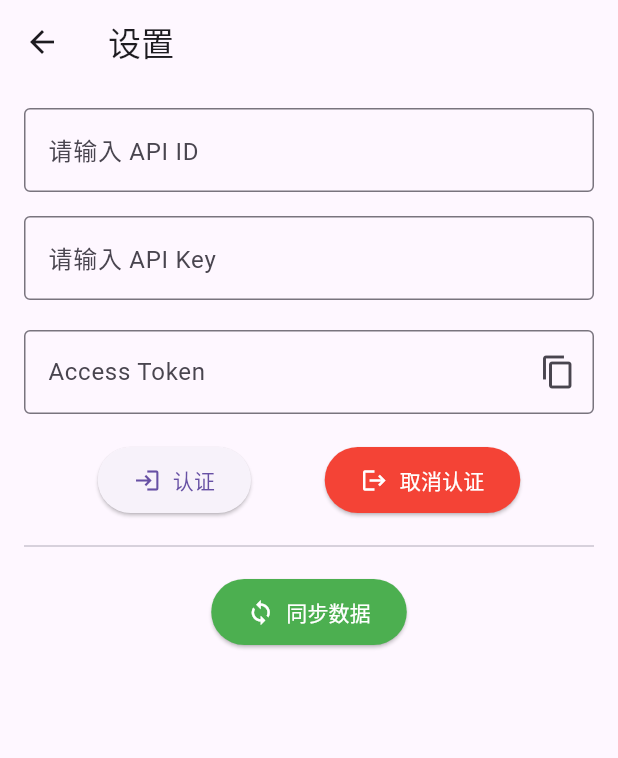
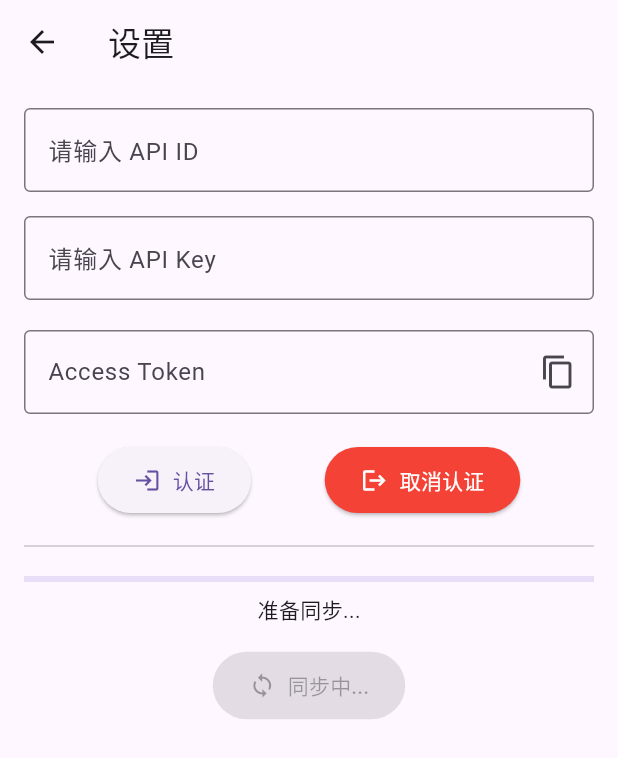
Before and after one commit to qixiaoyu0315/strava_pro, a Flutter app: the SettingPage screen opened directly, after a tap on "认证", after a tap on "同步数据", on a phone screen of 412 x 824 dp. Shown: the top 758 px of the screen. Run offline on Flutter 3.47's test engine with Material 3 defaults, Android fonts, the phone set to English and light mode, and no system bars; our stand-ins replace device_info_plus, fl_chart, flutter_map, flutter_svg, fluttertoast, geolocator and 3 more; missing offline and left inert: flutter_polyline_points, great_circle_distance_calculator, strava_client; accounts and stored records are empty.

Commit message:
优化svg图生成逻辑及显示

```diff
--- a/lib/page/route_detail_page.dart
+++ b/lib/page/route_detail_page.dart
@@ -114,7 +114,7 @@ class _RouteDetailPageState extends State<RouteDetailPage> {
       // 获取下载目录
       Directory directory;
       if (Platform.isAndroid) {
-        directory = Directory('/storage/emulated/0/Download/strava_pro');
+        directory = Directory('/storage/emulated/0/Download/strava_pro/gpx');
       } else {
         directory = await getApplicationDocumentsDirectory();
       }
--- a/lib/page/setting_page.dart
+++ b/lib/page/setting_page.dart
@@ -19,6 +19,10 @@ class SettingPage extends StatefulWidget {
 class _SettingPageState extends State<SettingPage> {
   final TextEditingController _textEditingController = TextEditingController();
   TokenResponse? token;
+  bool _isSyncing = false;
+  double _syncProgress = 0.0;
+  String _syncStatus = '';
+  final Map<String, bool> _processedFiles = {};
 
   final TextEditingController _idController = TextEditingController();
   final TextEditingController _keyController = TextEditingController();
@@ -105,17 +109,23 @@ class _SettingPageState extends State<SettingPage> {
   }
 
   Future<void> syncActivities() async {
+    if (_isSyncing) {
+      ScaffoldMessenger.of(context).showSnackBar(
+        SnackBar(content: Text('同步正在进行中，请等待完成')),
+      );
+      return;
+    }
+
     try {
-      // 获取当前时间并转换为 UTC
+      setState(() {
+        _isSyncing = true;
+        _syncProgress = 0.0;
+        _syncStatus = '准备同步...';
+      });
+
       final now = DateTime.now().toUtc();
-      // 获取一年前的时间
       final oneYearAgo = now.subtract(Duration(days: 365));
 
-      print('开始时间: ${oneYearAgo.toIso8601String()}');
-      print('结束时间: ${now.toIso8601String()}');
-      print('Access Token: ${token?.accessToken}');
-
-      // 创建保存目录
       final saveDir = Directory('/storage/emulated/0/Download/strava_pro/svg');
       if (!await saveDir.exists()) {
         await saveDir.create(recursive: true);
@@ -131,22 +141,48 @@ class _SettingPageState extends State<SettingPage> {
             200,
           );
 
-      print('获取到 ${activities.length} 个活动');
+      int totalActivities = activities.length;
+      int processedCount = 0;
+      int successCount = 0;
 
-      int successCount = 0;
+      setState(() {
+        _syncStatus = '获取到 $totalActivities 个活动，开始生成SVG...';
+      });
+
       for (var activity in activities) {
         try {
           if (activity.map?.summaryPolyline != null) {
-            // 格式化活动日期
             final date = DateTime.parse(activity.startDate ?? '');
             final fileName = DateFormat('yyyy-MM-dd').format(date) + '.svg';
             final filePath = '${saveDir.path}/$fileName';
 
-            // 生成并保存 SVG
+            // 检查是否已处理过该文件
+            if (!_processedFiles.containsKey(fileName)) {
+              _processedFiles[fileName] = true;
+
+              setState(() {
+                _syncStatus = '正在处理: ${activity.name ?? fileName}';
+              });
+
+              // 检查文件是否已存在且有效
+              bool needsGeneration = true;
+              if (await File(filePath).exists()) {
+                try {
+                  final content = await File(filePath).readAsString();
+                  if (_isValidSvg(content)) {
+                    needsGeneration = false;
+                    successCount++;
+                  }
+                } catch (e) {
+                  print('读取文件失败: $e');
+                }
+              }
+
+              if (needsGeneration) {
                 final svgContent = PolylineToSVG.generateAndSaveSVG(
                   activity.map!.summaryPolyline!,
                   filePath,
-              strokeColor: 'green', // 红色线条
+                  strokeColor: 'green',
                   strokeWidth: 10,
                 );
 
@@ -155,20 +191,46 @@ class _SettingPageState extends State<SettingPage> {
                   print('成功生成 SVG: $fileName');
                 }
               }
+            }
+          }
+
+          processedCount++;
+          setState(() {
+            _syncProgress = processedCount / totalActivities;
+            _syncStatus = '已处理: $processedCount/$totalActivities';
+          });
+
         } catch (e) {
           print('处理活动 ${activity.name} 时出错: $e');
         }
       }
 
+      setState(() {
+        _isSyncing = false;
+        _syncStatus = '同步完成';
+      });
+
       ScaffoldMessenger.of(context).showSnackBar(
         SnackBar(content: Text('同步完成，成功生成 $successCount 个 SVG 文件')),
       );
     } catch (e) {
-      print('同步失败错误: $e');
+      setState(() {
+        _isSyncing = false;
+        _syncStatus = '同步失败: $e';
+      });
+
       ScaffoldMessenger.of(context).showSnackBar(
         SnackBar(content: Text('同步失败: $e')),
       );
     }
+  }
+
+  bool _isValidSvg(String content) {
+    if (content.isEmpty) return false;
+    if (!content.trim().startsWith('<svg') || !content.trim().endsWith('</svg>')) {
+      return false;
+    }
+    return true;
   }
 
   @override
@@ -244,11 +306,17 @@ class _SettingPageState extends State<SettingPage> {
               ],
             ),
             const Divider(height: 40),
-            if (token != null)
+            if (token != null) ...[
+              if (_isSyncing) ...[
+                LinearProgressIndicator(value: _syncProgress),
+                SizedBox(height: 8),
+                Text(_syncStatus),
+                SizedBox(height: 16),
+              ],
               ElevatedButton.icon(
-                onPressed: syncActivities,
+                onPressed: _isSyncing ? null : syncActivities,
                 icon: Icon(Icons.sync),
-                label: const Text('同步数据'),
+                label: Text(_isSyncing ? '同步中...' : '同步数据'),
                 style: ElevatedButton.styleFrom(
                   padding: EdgeInsets.symmetric(horizontal: 24, vertical: 12),
                   backgroundColor: Colors.green,
@@ -256,6 +324,7 @@ class _SettingPageState extends State<SettingPage> {
                 ),
               ),
             ],
+          ],
         ),
       ),
     );
```
Also changed, not shown: lib/page/calendar_name.dart (indentation only). Lines whose indentation alone changed are shown as unchanged.
